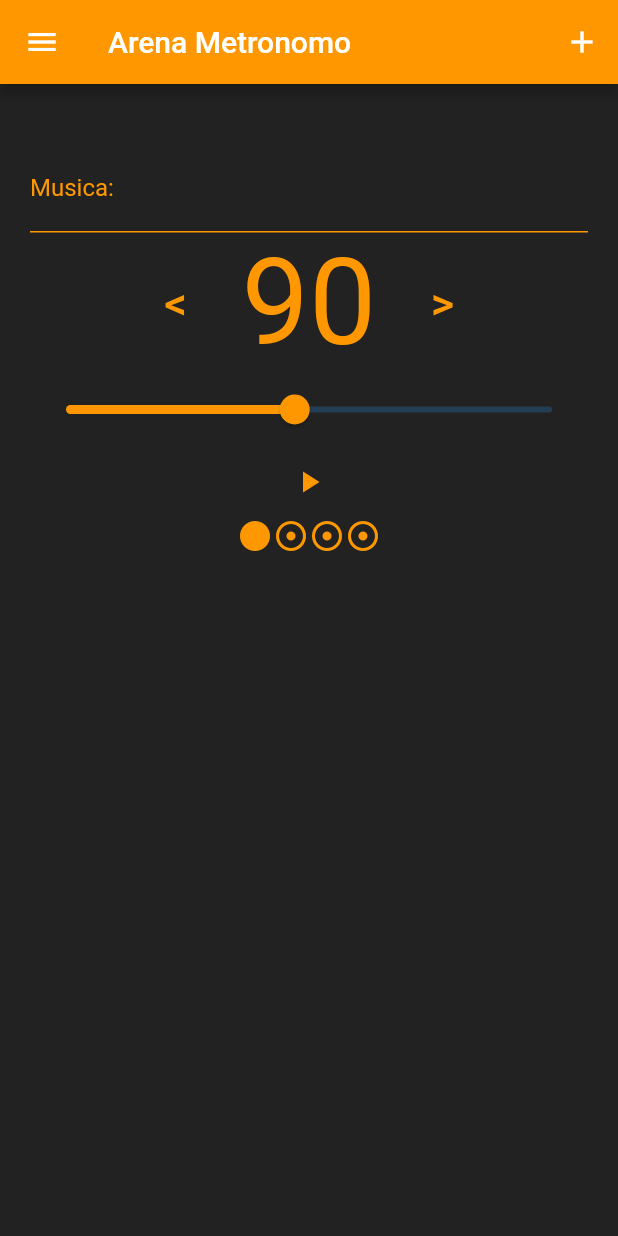
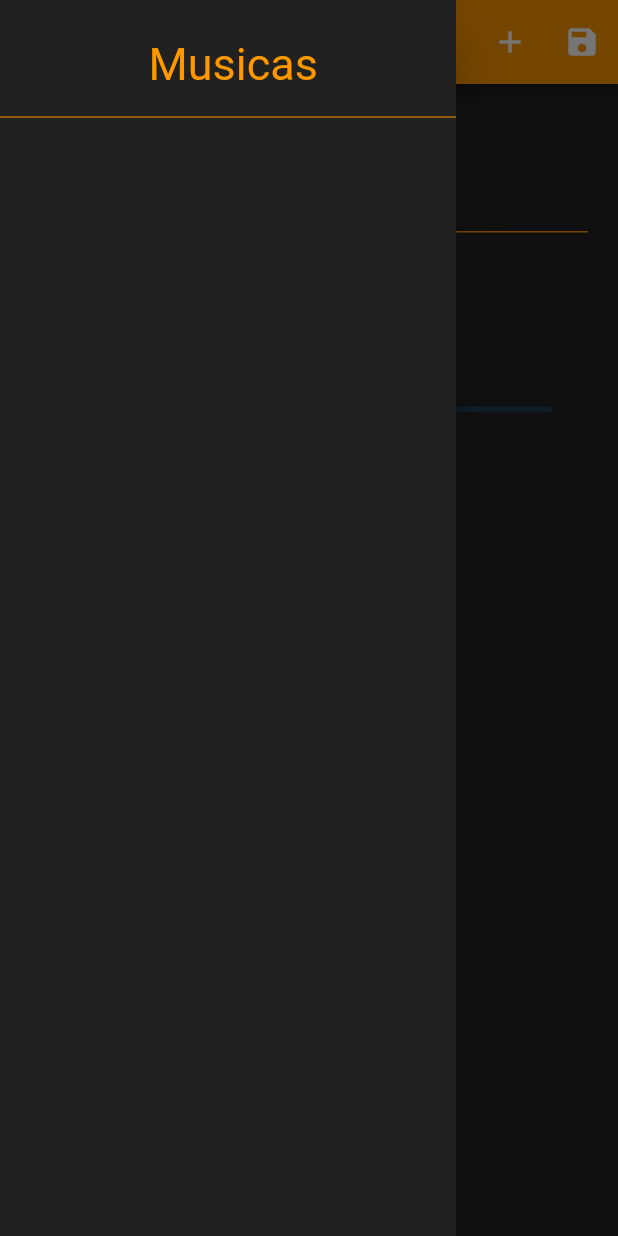
Before and after one commit to BrunoChin/ArenaMetronomo, a Flutter app: the screen it shows after launch, in the side drawer, after a tap on the "play arrow" icon, on a phone screen of 412 x 824 dp. Run offline on Flutter 3.47's test engine with Material 2 defaults, Android fonts, the light colour scheme and no system bars; our stand-ins replace audioplayers.

Commit message:
finalizacao da lista de musicas

```diff
--- a/lib/main.dart
+++ b/lib/main.dart
@@ -8,14 +8,12 @@ import 'package:path_provider/path_provider.dart';
 
 import 'musicsTimer.dart';
 
-
-main(){
+main() {
   runApp(MaterialApp(
     debugShowCheckedModeBanner: false,
     //theme: ThemeData.dark(),
     home: Home(),
   ));
-
 }
 
 class Home extends StatefulWidget {
@@ -24,7 +22,6 @@ class Home extends StatefulWidget {
 }
 
 class _HomeState extends State<Home> {
-
   int timerTick = 90;
   final tick1 = "tick1.mp3";
   Timer timer;
@@ -34,18 +31,18 @@ class _HomeState extends State<Home> {
   List musicas = [];
   musicsTimer musica;
 
-  TextEditingController _controlerNome = TextEditingController();
-  //TextEditingController _controlertempo = TextEditingController();
+  final _controlerNome = TextEditingController();
 
-  starteMetronomo(){
-    timer = Timer.periodic(Duration(milliseconds: (60000/timerTick).roundToDouble().toInt()  ), (Timer time){
+  starteMetronomo() {
+    timer = Timer.periodic(
+        Duration(milliseconds: (60000 / timerTick).roundToDouble().toInt()),
+        (Timer time) {
       player.play(tick1);
-      if(timerCount < 4){
+      if (timerCount < 4) {
         setState(() {
           timerCount++;
         });
-      }
-      else{
+      } else {
         setState(() {
           timerCount = 1;
         });
@@ -53,10 +50,12 @@ class _HomeState extends State<Home> {
     });
   }
 
-  _salvar(){
+  _add() {
     setState(() {
-      musica = musicsTimer(_controlerNome.text, timerTick);
-      musicas.add(musica.toJson());
+      Map<String, dynamic> _tomapmusic = Map();
+      _tomapmusic['name'] = _controlerNome.text;
+      _tomapmusic['time'] = timerTick;
+      musicas.add(_tomapmusic);
       _salarArquivo();
     });
   }
@@ -64,9 +63,9 @@ class _HomeState extends State<Home> {
   @override
   void initState() {
     super.initState();
-    __lerArquivo().then((dados){
+    __lerArquivo().then((dados) {
       setState(() {
-        musicas = jsonDecode(dados);
+        musicas = json.decode(dados);
       });
     });
   }
@@ -79,9 +78,13 @@ class _HomeState extends State<Home> {
           actions: <Widget>[
             IconButton(
               icon: Icon(Icons.add),
-            onPressed: (){
-              _salvar();
+              onPressed: () {
+                _add();
               },
+            ),
+            IconButton(
+              icon: Icon(Icons.save),
+              onPressed: (){},
             )
           ],
           backgroundColor: Colors.orange,
@@ -99,30 +102,37 @@ class _HomeState extends State<Home> {
                 cursorColor: Colors.orange,
                 decoration: InputDecoration(
                     focusedBorder: UnderlineInputBorder(
-                  borderSide: BorderSide(color: Colors.orange)
-                ),
+                        borderSide: BorderSide(color: Colors.orange)),
                     labelText: "Musica: ",
                     labelStyle: TextStyle(color: Colors.orange),
                     enabledBorder: UnderlineInputBorder(
-                  borderSide: BorderSide(color: Colors.orange, width: 1)
-              )),
-
+                        borderSide:
+                            BorderSide(color: Colors.orange, width: 1))),
               ),
               Row(
                 mainAxisAlignment: MainAxisAlignment.center,
                 children: <Widget>[
                   FlatButton(
-                  child: Text("<",style: TextStyle(color: Colors.orange, fontSize: 30),),
-                  onPressed: (){
+                    child: Text(
+                      "<",
+                      style: TextStyle(color: Colors.orange, fontSize: 30),
+                    ),
+                    onPressed: () {
                       setState(() {
                         timerTick--;
                       });
                     },
                   ),
-                Text("$timerTick", style: TextStyle(color: Colors.orange,fontSize: 80),),
+                  Text(
+                    "$timerTick",
+                    style: TextStyle(color: Colors.orange, fontSize: 80),
+                  ),
                   FlatButton(
-                  child: Text(">",style: TextStyle(color: Colors.orange, fontSize: 30),),
-                  onPressed: (){
+                    child: Text(
+                      ">",
+                      style: TextStyle(color: Colors.orange, fontSize: 30),
+                    ),
+                    onPressed: () {
                       setState(() {
                         timerTick++;
                       });
@@ -134,27 +144,28 @@ class _HomeState extends State<Home> {
                   activeColor: Colors.orange,
                   max: 180,
                   min: 10,
-                onChanged: (c){
+                  onChanged: (c) {
                     setState(() {
                       timerTick = c.toInt();
-                    if(started){
+                      if (started) {
                         timer.cancel();
                         starteMetronomo();
                       }
                     });
                   },
-                value: timerTick.toDouble()
+                  value: timerTick.toDouble()),
+              IconButton(
+                icon: Icon(
+                  started ? Icons.pause : Icons.play_arrow,
+                  color: Colors.orange,
                 ),
-              IconButton(
-                icon: Icon(started ? Icons.pause : Icons.play_arrow, color: Colors.orange,),
-                onPressed: (){
+                onPressed: () {
                   setState(() {
                     started = !started;
-                    if(started){
+                    if (started) {
                       starteMetronomo();
-                    }
-                    else{
-                      if(timer != null){
+                    } else {
+                      if (timer != null) {
                         timer.cancel();
                       }
                     }
@@ -162,45 +173,81 @@ class _HomeState extends State<Home> {
                 },
               ),
               Row(
-                mainAxisAlignment:  MainAxisAlignment.center,
+                mainAxisAlignment: MainAxisAlignment.center,
                 children: <Widget>[
-                  Icon(timerCount == 1 ? Icons.brightness_1 : Icons.adjust, color: Colors.orange,),
-                  Icon(timerCount == 2 ? Icons.brightness_1 : Icons.adjust, color: Colors.orange,),
-                  Icon(timerCount == 3 ? Icons.brightness_1 : Icons.adjust, color: Colors.orange,),
-                  Icon(timerCount == 4 ? Icons.brightness_1 : Icons.adjust, color: Colors.orange,),
+                  Icon(
+                    timerCount == 1 ? Icons.brightness_1 : Icons.adjust,
+                    color: Colors.orange,
+                  ),
+                  Icon(
+                    timerCount == 2 ? Icons.brightness_1 : Icons.adjust,
+                    color: Colors.orange,
+                  ),
+                  Icon(
+                    timerCount == 3 ? Icons.brightness_1 : Icons.adjust,
+                    color: Colors.orange,
+                  ),
+                  Icon(
+                    timerCount == 4 ? Icons.brightness_1 : Icons.adjust,
+                    color: Colors.orange,
+                  ),
                 ],
               )
             ],
           ),
-        )
-      ),
-      drawer: Container(
-        padding: EdgeInsets.fromLTRB(10, 30, 10, 0),
+        )),
+        drawer: Drawer(
+          child: Container(
+            color: Colors.black87,
             child: Column(
               children: <Widget>[
-            Center(
-              child: Text("Test"),
+                Container(
+                  padding: EdgeInsets.fromLTRB(7.0, 25.0, 0.0, 10.0),
+                  child: Text(
+                    "Musicas",
+                    style: TextStyle(fontSize: 30, color: Colors.orange),
                   ),
+                ),
+                Divider(color: Colors.orange,),
+                // Container(
+                //   //padding: EdgeInsets.fromLTRB(10, 30, 10, 0),
+                //   child: ListView.builder(
+                //     //padding: EdgeInsets.fromLTRB(10, 1.0, 10.0, 0),
+                //     itemCount: musicas.length,
+                //     itemBuilder: (context, index) {
+                //       return ListTile(
+                //         title: Text(musicas[index]['name']),
+                //       );
+                //     },
+                //   ),
+                // ),
+
               ],
             ),
           ),
-    );
+        ));
   }
-  Future<File> _pegarArquivo() async{
+
+  Future<File> _pegarArquivo() async {
     final diretorio = await getApplicationDocumentsDirectory();
+    print("${musicas.length}");
     return File("${diretorio.path}/arquico.json");
   }
 
-  Future<File> _salarArquivo() async{
-
-    String dados = jsonEncode(musicas);
-    print("Chegou aq");
+  Future<File> _salarArquivo() async {
+    String dados = json.encode(musicas);
     final file = await _pegarArquivo();
+    print("ok");
     return file.writeAsString(dados);
   }
 
-  Future<String> __lerArquivo() async{
+  Future<String> __lerArquivo() async {
+    try {
       final file = await _pegarArquivo();
       return file.readAsString();
+    } catch (Exception) {
+      print(":(");
+      return null;
     }
   }
+}
```
Also changed, not shown: pubspec.lock. Lines whose indentation alone changed are shown as unchanged.
